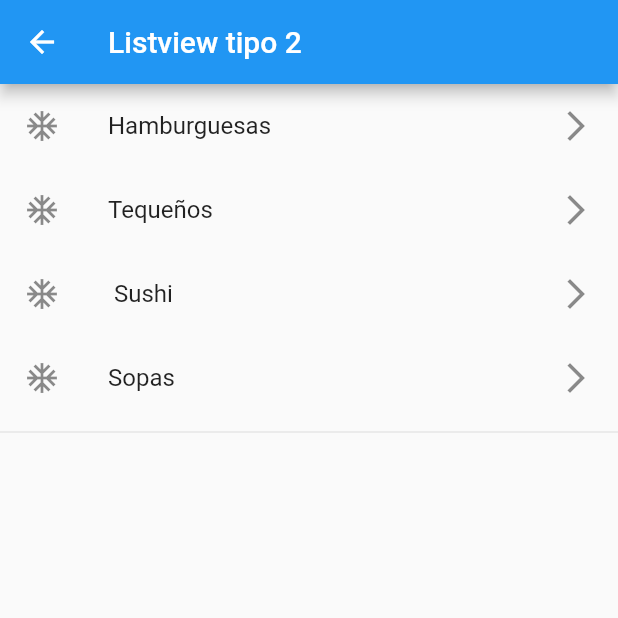
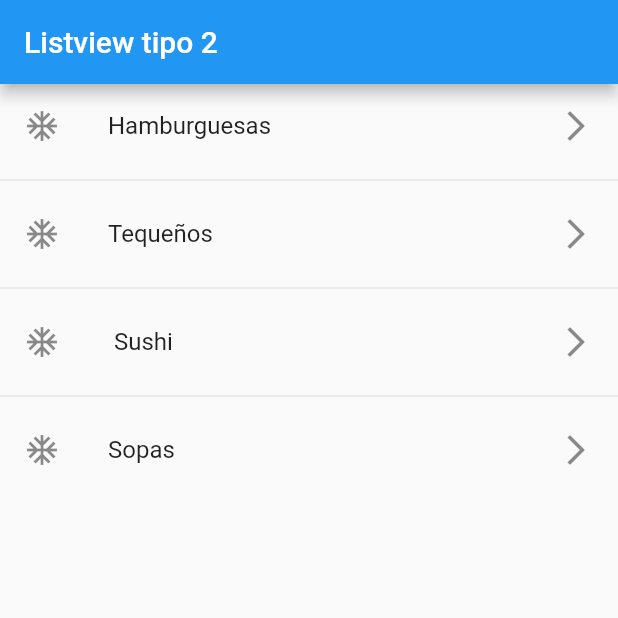
Before and after one commit to genesispinto/fl_components-flutter, a Flutter app: the Listview2Screen screen opened directly, on a phone screen of 412 x 824 dp, the top half of it. Run offline on Flutter 3.47's test engine with Material 2 defaults, Android fonts, the phone set to English and light mode, and no system bars.

Commit message:
create Listview using separate

```diff
--- a/lib/main.dart
+++ b/lib/main.dart
@@ -1,4 +1,4 @@
-import 'package:fl_components/screens/listview1_screen.dart';
+import 'package:fl_components/screens/listview2_screen.dart';
 import 'package:flutter/material.dart';
 
 void main() => runApp(const MyApp());
@@ -11,7 +11,8 @@ class MyApp extends StatelessWidget {
     return const MaterialApp(
       debugShowCheckedModeBanner: false,
       title: 'Material App',
-      home: Listview1Screen()
+      home: Listview2Screen()
+
     );
   }
 }
--- a/lib/screens/listview2_screen.dart
+++ b/lib/screens/listview2_screen.dart
@@ -12,21 +12,15 @@ class Listview2Screen extends StatelessWidget {
       appBar: AppBar(
         title: const Text('Listview tipo 2'),
       ),
-      body: ListView(
-        children: [
-          ...opcions.map((e) => ListTile(
+      body: ListView.separated(
+        itemBuilder:(context, index) => ListTile(
             leading: const Icon(Icons.ac_unit_outlined),
             trailing: const Icon(Icons.arrow_forward_ios),
-            title:   Text(e),
+            title:   Text(opcions[index]),
 
-          )
-          ).toList(),
-           const Divider()
-
-
-
-        ],
-      )
+          ),
+        separatorBuilder:(_, __) => const Divider(),
+        itemCount: opcions.length)
     );
   }
 }
```
